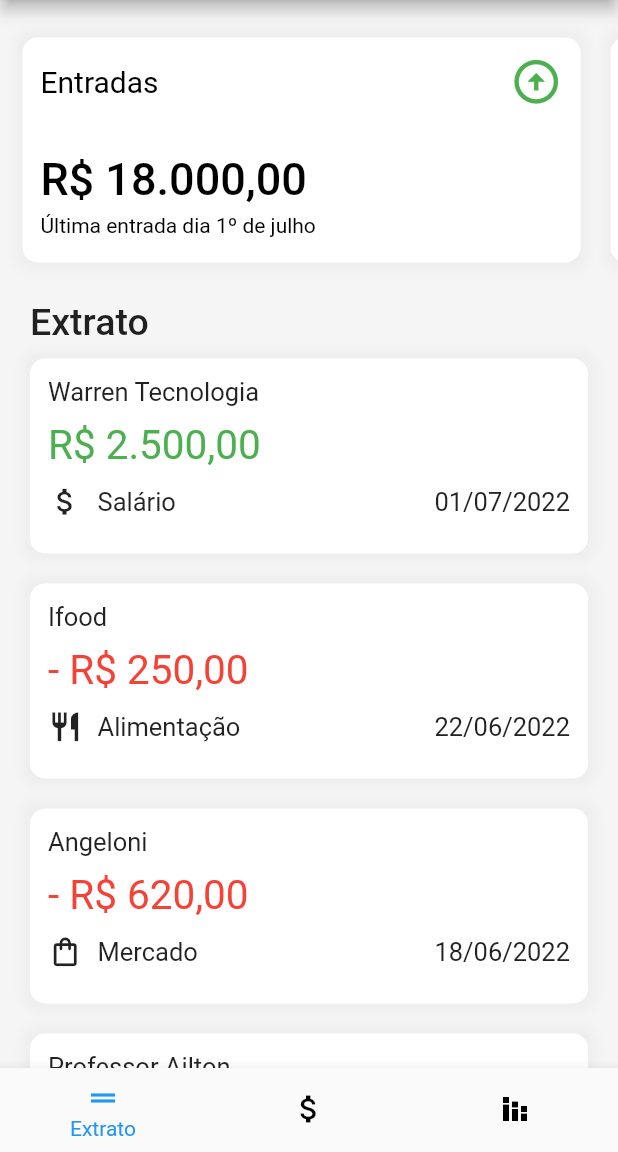
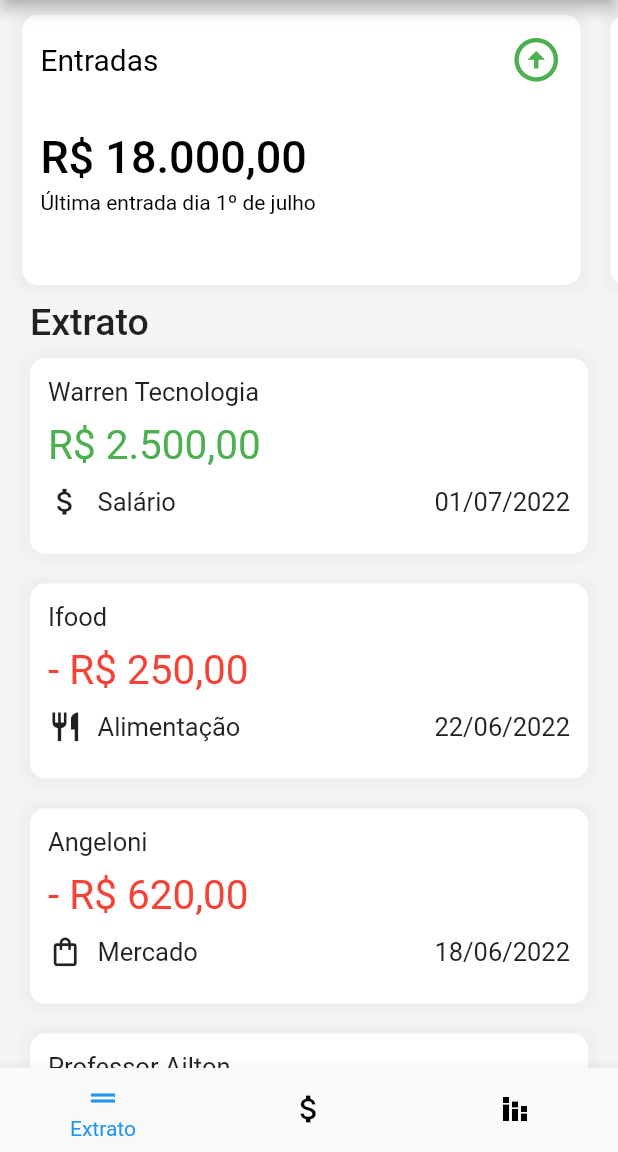
Before and after one commit to LeoAlthoff/warr_finances_app, a Flutter app: the HomePage screen opened directly, on a phone screen of 412 x 824 dp, the part 84-1236 px from its top. Run offline on Flutter 3.47's test engine with Material 2 defaults, Android fonts, the phone set to English and light mode, and no system bars; our stand-ins replace pie_chart.

Commit message:
[FIX} Fixed some issues on main_container_home and changed the name of the folders

```diff
--- a/lib/main.dart
+++ b/lib/main.dart
@@ -1,5 +1,5 @@
 import 'package:flutter/material.dart';
-import 'package:flutter_teste_app/presenter/login_page/login_page.dart';
+import 'presenter/login/login_page.dart';
 
 void main() {
   runApp(
--- a/lib/presenter/home_page/home_page.dart
+++ b/lib/presenter/home/home_page.dart
@@ -1,7 +1,7 @@
 import 'package:flutter/material.dart';
 
-import '../register_page/register_page.dart';
-import '../summary_page/summary_page.dart';
+import '../register/register_page.dart';
+import '../summary/summary_page.dart';
 import 'widgets/body_home.dart';
 import 'widgets/drawer_home.dart';
 
--- a/lib/presenter/home_page/widgets/balance_container.dart
+++ b/lib/presenter/home/widgets/balance_container.dart
@@ -1,5 +1,5 @@
 import 'package:flutter/material.dart';
-import 'package:flutter_teste_app/shared/utils/format_money.dart';
+import '../../../shared/utils/format_money.dart';
 
 class BalanceContainer extends StatelessWidget {
   final bool expense;
@@ -50,9 +50,7 @@
             const SizedBox(height: 10),
             Text(
               // getCurrency(value).toString(),
-              expense
-                  ? '- ${getCurrency(value).toString()}'
-                  : getCurrency(value),
+              expense ? '- ${getCurrency(value)}' : getCurrency(value),
               style: TextStyle(
                 fontSize: 27,
                 color: expense ? Colors.red : Colors.green,
--- a/lib/presenter/home_page/widgets/body_home.dart
+++ b/lib/presenter/home/widgets/body_home.dart
@@ -1,6 +1,7 @@
 import 'package:flutter/material.dart';
+
+import 'balance_container.dart';
 import 'main_container_home.dart';
-import 'balance_container.dart';
 
 class BodyHome extends StatelessWidget {
   const BodyHome({
@@ -19,12 +20,20 @@
               scrollDirection: Axis.horizontal,
               padding: const EdgeInsets.only(left: 5),
               children: [
-                Row(
-                  children: [
-                    MainContainerHome(index: 1, subText: 'Última entrada dia 1º de julho', value: 18000),
-                    MainContainerHome(index: 2, subText: 'Última entrada dia 22 de junho', value: 870),
-                    MainContainerHome(index: 3, subText: '1º à 11 de julho', value: 17130),
-                  ],
+                MainContainerHome(
+                  index: 1,
+                  subText: 'Última entrada dia 1º de julho',
+                  value: 18000,
+                ),
+                MainContainerHome(
+                  index: 2,
+                  subText: 'Última entrada dia 22 de junho',
+                  value: 870,
+                ),
+                MainContainerHome(
+                  index: 3,
+                  subText: '1º à 11 de julho',
+                  value: 17130,
                 ),
               ],
             ),
--- a/lib/presenter/home_page/widgets/main_container_home.dart
+++ b/lib/presenter/home/widgets/main_container_home.dart
@@ -18,7 +18,9 @@
     required this.index,
     required this.subText,
     required this.value,
-  }) : super(key: key);
+  }) : super(key: key) {
+    defineContainer(index);
+  }
 
   void defineContainer(entrada) {
     switch (index) {
@@ -47,13 +49,11 @@
 
   @override
   Widget build(BuildContext context) {
-    defineContainer(index);
     return Container(
       margin: const EdgeInsets.symmetric(
         horizontal: 10,
         vertical: 10,
       ),
-      height: 150,
       width: MediaQuery.of(context).size.width - 40,
       decoration: BoxDecoration(
         color: background,
--- a/lib/presenter/login_page/widgets/body_login_page.dart
+++ b/lib/presenter/login/widgets/body_login_page.dart
@@ -1,6 +1,6 @@
 import 'package:flutter/material.dart';
 
-import '../../home_page/home_page.dart';
+import '../../home/home_page.dart';
 import '../../../shared/widgets/input_text_container.dart';
 
 class BodyLoginPage extends StatelessWidget {
--- a/lib/presenter/summary_page/widgets/itens_summary_page.dart
+++ b/lib/presenter/summary/widgets/itens_summary_page.dart
@@ -1,5 +1,5 @@
 import 'package:flutter/material.dart';
-import 'package:flutter_teste_app/shared/utils/format_money.dart';
+import '../../../shared/utils/format_money.dart';
 import 'package:pie_chart/pie_chart.dart';
 import 'info_chart_summary.dart';
 
```
Also changed, not shown: lib/presenter/home/widgets/drawer_home.dart (renamed from lib/presenter/home_page/widgets/drawer_home.dart), lib/presenter/login/login_page.dart (renamed from lib/presenter/login_page/login_page.dart), lib/presenter/register/register_page.dart (renamed from lib/presenter/register_page/register_page.dart), lib/presenter/register/widgets/combo_box.dart (renamed from lib/presenter/register_page/widgets/combo_box.dart), lib/presenter/register/widgets/custom_button.dart (renamed from lib/presenter/register_page/widgets/custom_button.dart), lib/presenter/register/widgets/custom_send_button.dart (renamed from lib/presenter/register_page/widgets/custom_send_button.dart), lib/presenter/summary/summary_page.dart (renamed from lib/presenter/summary_page/summary_page.dart), lib/presenter/summary/widgets/info_chart_summary.dart (renamed from lib/presenter/summary_page/widgets/info_chart_summary.dart).
